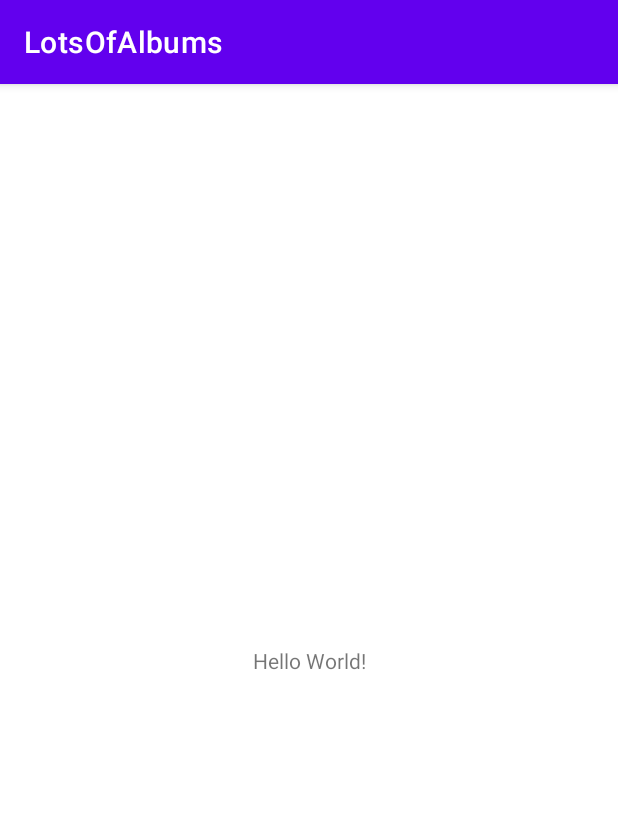
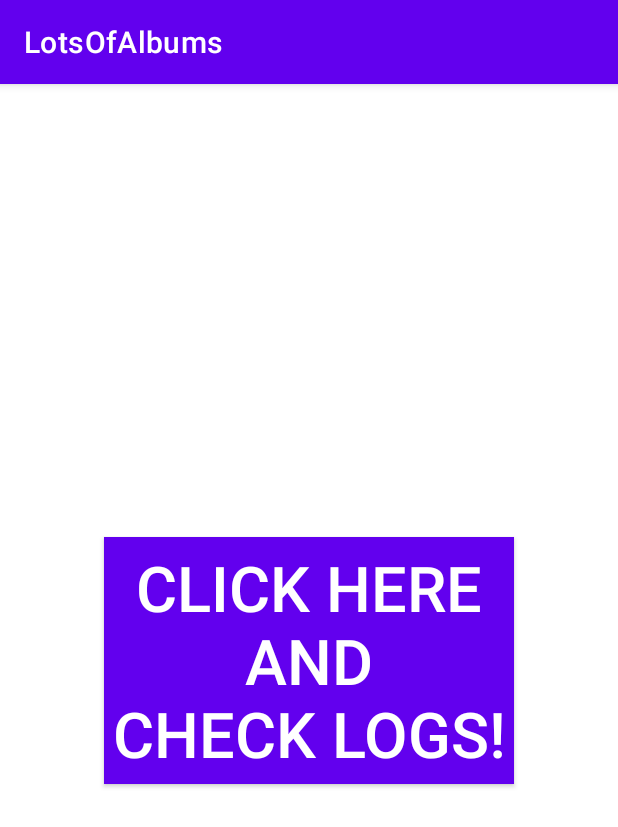
Before and after one commit to rajatUsingGit/lotsOfAlbums, an Android app: the screen it shows after launch (MainActivity), on a phone screen of 412 x 824 dp. Shown: the top 827 px of the screen. Run offline under Robolectric (Android 15) with nearby library versions, the phone set to English and light mode, and no system bars; our stand-ins replace data binding.

```diff
--- a/app/src/main/AndroidManifest.xml
+++ b/app/src/main/AndroidManifest.xml
@@ -4,6 +4,7 @@
     package="com.example.lotsofalbums">
 
     <uses-permission android:name="android.permission.INTERNET" />
+    <uses-permission android:name="android.permission.VIBRATE"/>
 
     <application
         android:allowBackup="true"
--- a/app/src/main/java/com/example/lotsofalbums/MainActivity.kt
+++ b/app/src/main/java/com/example/lotsofalbums/MainActivity.kt
@@ -1,13 +1,18 @@
 package com.example.lotsofalbums
 
-import androidx.appcompat.app.AppCompatActivity
 import android.os.Bundle
+import android.os.VibrationEffect
+import android.os.Vibrator
 import android.util.Log
 import androidx.activity.viewModels
+import androidx.appcompat.app.AppCompatActivity
+import androidx.lifecycle.Lifecycle
 import androidx.lifecycle.lifecycleScope
+import androidx.lifecycle.repeatOnLifecycle
 import com.example.lotsofalbums.databinding.ActivityMainBinding
 import kotlinx.coroutines.flow.collect
 import kotlinx.coroutines.launch
+
 
 class MainActivity : AppCompatActivity() {
 
@@ -18,14 +23,32 @@ class MainActivity : AppCompatActivity() {
         super.onCreate(savedInstanceState)
         mBinding = ActivityMainBinding.inflate(layoutInflater)
         setContentView(mBinding.root)
-        mBinding.textBox.setOnClickListener {
-            mViewModel.refreshAlbumsList()
+        mBinding.button.setOnClickListener {
+            mViewModel.refreshData()
+            getSystemService(Vibrator::class.java)
+                .vibrate(VibrationEffect.createOneShot(1000, VibrationEffect.DEFAULT_AMPLITUDE))
         }
+        renderDataToUI()
+    }
+
+    private fun renderDataToUI() {
+
         lifecycleScope.launch() {
-            mViewModel.albums.collect {
-                Log.d("test_log", it.toString())
+            repeatOnLifecycle(Lifecycle.State.STARTED) {
+                mViewModel.albums.collect {
+                    Log.d("test_log", it.toString())
+                }
+            }
         }
+
+        lifecycleScope.launch() {
+            repeatOnLifecycle(Lifecycle.State.STARTED) {
+                mViewModel.photos.collect {
+                    Log.d("test_log", it.toString())
+                }
+            }
         }
+
     }
 
 }
--- a/app/src/main/java/com/example/lotsofalbums/Repository.kt
+++ b/app/src/main/java/com/example/lotsofalbums/Repository.kt
@@ -1,24 +1,20 @@
 package com.example.lotsofalbums
 
 import kotlinx.coroutines.Dispatchers
-import kotlinx.coroutines.flow.Flow
-import kotlinx.coroutines.flow.StateFlow
 import kotlinx.coroutines.withContext
 
 class Repository(private val remoteDatabase: WebApiService = WebApi.retrofitService) {
 
     suspend fun getAlbumsFromNetwork(): List<AlbumItem> {
-        return remoteDatabase.getAlbums();
+        return withContext(Dispatchers.IO) {
+            remoteDatabase.getAlbums()
+        }
     }
 
-/*    suspend fun getPhotosFromNetwork(id: Int): List<PhotoItem> {
+    suspend fun getPhotosFromNetwork(id: Int): List<PhotoItem> {
         return withContext(Dispatchers.IO) {
-            try {
-                remoteDatabase.getPhotos(id).body()?.photoItems ?: emptyList()
-            } catch(exception: Exception) {
-                emptyList()
-            }
+            remoteDatabase.getPhotos(id)
         }
-    }*/
+    }
 
 }
--- a/app/src/main/java/com/example/lotsofalbums/WebApi.kt
+++ b/app/src/main/java/com/example/lotsofalbums/WebApi.kt
@@ -1,8 +1,5 @@
 package com.example.lotsofalbums
 
-import kotlinx.coroutines.flow.Flow
-import kotlinx.coroutines.flow.StateFlow
-import retrofit2.Response
 import retrofit2.Retrofit
 import retrofit2.converter.gson.GsonConverterFactory
 import retrofit2.http.GET
@@ -11,9 +8,9 @@ import retrofit2.http.Query
 interface WebApiService {
     @GET("albums")
     suspend fun getAlbums(): List<AlbumItem>
-/*
+
     @GET("photos")
-    suspend fun getPhotos(@Query("id") id: Int): Response<WebResponsePhotos>*/
+    suspend fun getPhotos(@Query("id") id: Int): List<PhotoItem>
 }
 
 private val sRetrofit = Retrofit.Builder()
--- a/app/src/main/java/com/example/lotsofalbums/WebResponseAlbums.kt
+++ /dev/null
@@ -1,3 +0,0 @@
-package com.example.lotsofalbums
-
-data class WebResponseAlbums(val albumItems: List<AlbumItem>)
--- a/app/src/main/java/com/example/lotsofalbums/WebResponsePhotos.kt
+++ /dev/null
@@ -1,3 +0,0 @@
-package com.example.lotsofalbums
-
-data class WebResponsePhotos(val photoItems: List<PhotoItem>)
--- a/app/src/main/res/layout/activity_main.xml
+++ b/app/src/main/res/layout/activity_main.xml
@@ -15,11 +15,17 @@
         android:layout_height="match_parent"
         tools:context=".MainActivity">
 
-        <TextView
-            android:id="@+id/textBox"
+        <androidx.appcompat.widget.AppCompatButton
+            android:id="@+id/button"
             android:layout_width="wrap_content"
             android:layout_height="wrap_content"
-            android:text="Hello World!"
+            android:gravity="center"
+            android:textSize="42sp"
+            android:padding="5dp"
+            android:background="@color/purple_500"
+            android:textColor="@color/white"
+            android:textAlignment="center"
+            android:text="@string/click_here"
             app:layout_constraintBottom_toBottomOf="parent"
             app:layout_constraintEnd_toEndOf="parent"
             app:layout_constraintStart_toStartOf="parent"
--- a/app/src/main/res/values/strings.xml
+++ b/app/src/main/res/values/strings.xml
@@ -1,3 +1,4 @@
 <resources>
     <string name="app_name">LotsOfAlbums</string>
+    <string name="click_here">Click Here\nand\nCheck Logs!</string>
 </resources>
```
Also changed, not shown: app/src/main/java/com/example/lotsofalbums/MainViewModel.kt (+4 -7 lines).
